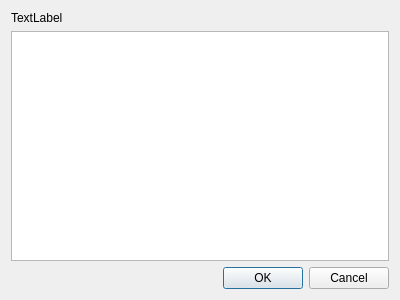
This is ui/GetItemDialog.ui in jgardner1/JGRPGTools as Qt 5 draws it before an edit. The edited form follows.
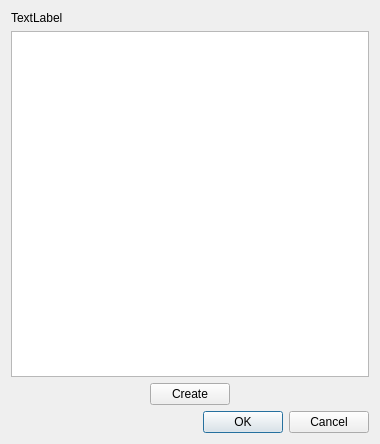
This is the edited form.

Commit message: Create Area and GetItemDialog are fleshing out.

Patch:
```diff
--- a/ui/GetItemDialog.ui
+++ b/ui/GetItemDialog.ui
@@ -6,8 +6,8 @@
    <rect>
     <x>0</x>
     <y>0</y>
-    <width>400</width>
-    <height>300</height>
+    <width>380</width>
+    <height>444</height>
    </rect>
   </property>
   <property name="windowTitle">
@@ -24,6 +24,43 @@
    <item>
     <widget class="QTreeView" name="treeView"/>
    </item>
+   <item>
+    <layout class="QHBoxLayout" name="horizontalLayout">
+     <item>
+      <spacer name="horizontalSpacer_2">
+       <property name="orientation">
+        <enum>Qt::Horizontal</enum>
+       </property>
+       <property name="sizeHint" stdset="0">
+        <size>
+         <width>40</width>
+         <height>20</height>
+        </size>
+       </property>
+      </spacer>
+     </item>
+     <item>
+      <widget class="QPushButton" name="createButton">
+       <property name="text">
+        <string>Create</string>
+       </property>
+      </widget>
+     </item>
+     <item>
+      <spacer name="horizontalSpacer">
+       <property name="orientation">
+        <enum>Qt::Horizontal</enum>
+       </property>
+       <property name="sizeHint" stdset="0">
+        <size>
+         <width>40</width>
+         <height>20</height>
+        </size>
+       </property>
+      </spacer>
+     </item>
+    </layout>
+   </item>
    <item>
     <widget class="QDialogButtonBox" name="buttonBox">
      <property name="orientation">
```
Left out of the diff: 27 changed lines with no effect on the pictures. The commit also changes 6 other files.
